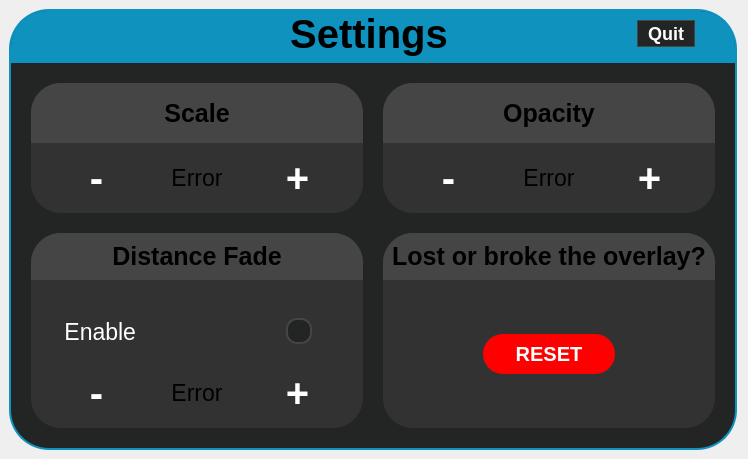
Qt form src/userinterface/panicdashboard.ui (Trixxle/SeamenPerformanceOverlay) before a commit.
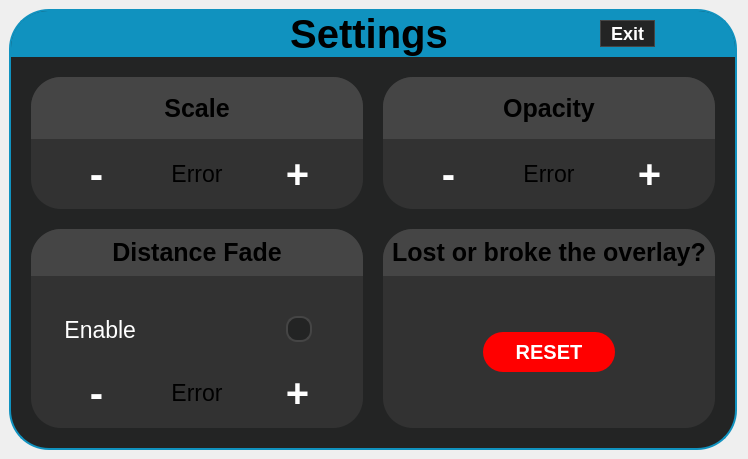
The same form after that commit.

Commit message: UI Adjustments and better hand tracking handling

Patch:
```diff
--- a/src/userinterface/panicdashboard.ui
+++ b/src/userinterface/panicdashboard.ui
@@ -209,7 +209,10 @@
         <property name="frameShadow">
          <enum>QFrame::Shadow::Raised</enum>
         </property>
-        <layout class="QHBoxLayout" name="horizontalLayout" stretch="30,0,23,0">
+        <layout class="QHBoxLayout" name="horizontalLayout" stretch="30,0,19,0,0">
+         <property name="spacing">
+          <number>0</number>
+         </property>
          <property name="leftMargin">
           <number>40</number>
          </property>
@@ -220,7 +223,7 @@
           <number>40</number>
          </property>
          <property name="bottomMargin">
-          <number>6</number>
+          <number>0</number>
          </property>
          <item>
           <spacer name="LeftSideTitle">
@@ -270,10 +273,23 @@
          <item>
           <widget class="QPushButton" name="panicQuitButton">
            <property name="text">
-            <string>Quit</string>
+            <string>Exit</string>
            </property>
           </widget>
          </item>
+         <item>
+          <spacer name="horizontalSpacer">
+           <property name="orientation">
+            <enum>Qt::Orientation::Horizontal</enum>
+           </property>
+           <property name="sizeHint" stdset="0">
+            <size>
+             <width>40</width>
+             <height>20</height>
+            </size>
+           </property>
+          </spacer>
+         </item>
         </layout>
        </widget>
       </item>
```
The commit also changes 2 other files.
